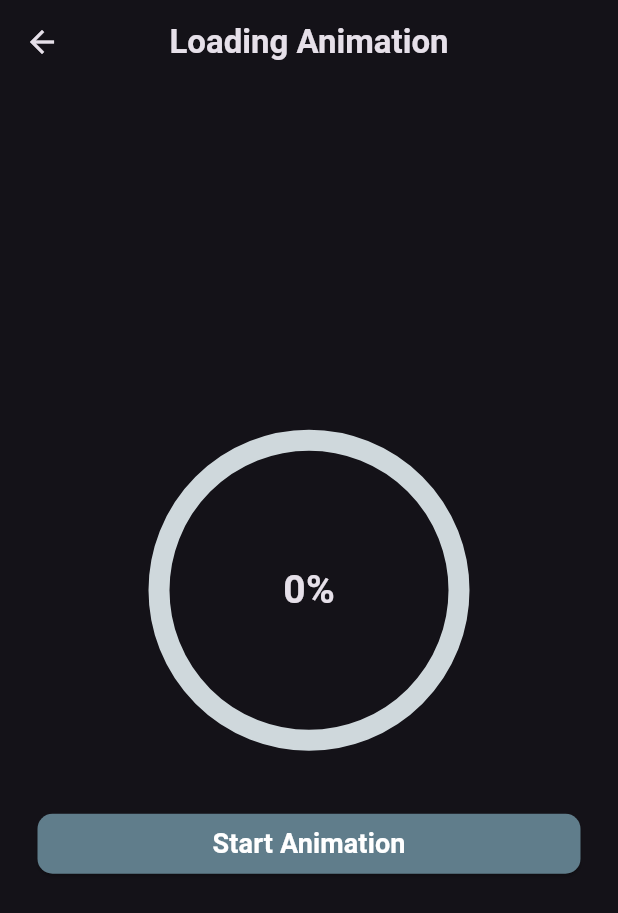
After one commit to PAIshanMadusha/flutter-animations, a Flutter app: the screen it shows after launch, scrolled down 415 dp, after a tap on "Loading Animation", on a phone screen of 412 x 824 dp. The commit adds this screen. Shown: the top 913 px of the screen. Run offline on Flutter 3.47's test engine with Material 3 defaults, Android fonts, the phone set to English and light mode, and no system bars.

Commit message:
Loading Animation

```diff
--- /dev/null
+++ b/lib/animations/explicit_animations/custom_loading_animation.dart
@@ -0,0 +1,94 @@
+import 'package:flutter/material.dart';
+import 'package:flutter_animations/reusable_widgets.dart/custom_button.dart';
+
+class CustomLoadingAnimation extends StatefulWidget {
+  final double percentage;
+
+  const CustomLoadingAnimation({super.key, required this.percentage});
+
+  @override
+  State<CustomLoadingAnimation> createState() => _CustomLoadingAnimationState();
+}
+
+class _CustomLoadingAnimationState extends State<CustomLoadingAnimation>
+    with SingleTickerProviderStateMixin {
+  late AnimationController controller;
+  late Animation<double> percentageAnimation;
+
+  @override
+  void initState() {
+    super.initState();
+    controller = AnimationController(
+      vsync: this,
+      duration: Duration(seconds: 1),
+    );
+    percentageAnimation = Tween<double>(
+      begin: 0.0,
+      end: widget.percentage,
+    ).animate(controller);
+  }
+
+  @override
+  void dispose() {
+    super.dispose();
+    controller.dispose();
+  }
+
+  @override
+  Widget build(BuildContext context) {
+    final double sizedBoxValue = 15;
+    return Scaffold(
+      appBar: AppBar(
+        title: Text(
+          "Loading Animation",
+          style: TextStyle(fontWeight: FontWeight.bold),
+        ),
+        centerTitle: true,
+      ),
+      body: Padding(
+        padding: EdgeInsets.all(25),
+        child: Center(
+          child: Column(
+            mainAxisAlignment: MainAxisAlignment.center,
+            children: [
+              AnimatedBuilder(
+                animation: controller,
+                builder: (context, child) {
+                  return Stack(
+                    alignment: Alignment.center,
+                    children: [
+                      SizedBox(
+                        width: 200,
+                        height: 200,
+                        child: CircularProgressIndicator(
+                          value: percentageAnimation.value / 100,
+                          strokeWidth: 14,
+                          backgroundColor: Colors.blueGrey[100],
+                          color: Colors.blueAccent,
+                        ),
+                      ),
+                      Text(
+                        "${(percentageAnimation.value).toInt()}%",
+                        style: TextStyle(
+                          fontWeight: FontWeight.bold,
+                          fontSize: 26,
+                        ),
+                      ),
+                    ],
+                  );
+                },
+              ),
+              SizedBox(height: sizedBoxValue * 3),
+              CustomButton(
+                text: "Start Animation",
+                onTap: () {
+                  controller.forward();
+                },
+              ),
+            ],
+          ),
+        ),
+      ),
+    );
+  }
+}
--- a/lib/main/home_page.dart
+++ b/lib/main/home_page.dart
@@ -1,4 +1,5 @@
 import 'package:flutter/material.dart';
+import 'package:flutter_animations/animations/explicit_animations/custom_loading_animation.dart';
 import 'package:flutter_animations/animations/explicit_animations/custom_rotation_animation.dart';
 import 'package:flutter_animations/animations/explicit_animations/custom_slide_animation.dart';
 import 'package:flutter_animations/animations/explicit_animations/details_page_animation.dart';
@@ -257,6 +258,19 @@ class HomePage extends StatelessWidget {
                   );
                 },
               ),
+              SizedBox(height: sizedBoxValue),
+              CustomButton(
+                text: "Loading Animation",
+                onTap: () {
+                  Navigator.push(
+                    context,
+                    MaterialPageRoute(
+                      builder:
+                          (context) => CustomLoadingAnimation(percentage: 65),
+                    ),
+                  );
+                },
+              ),
             ],
           ),
         ),
```
